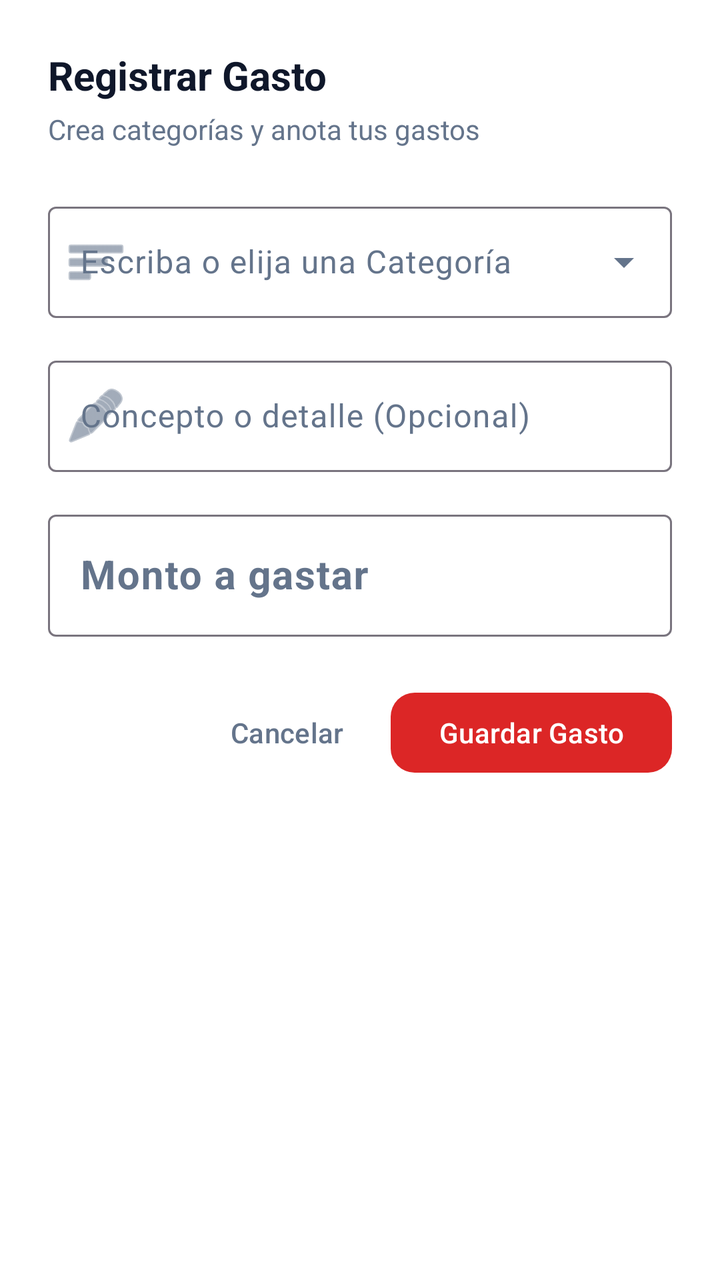
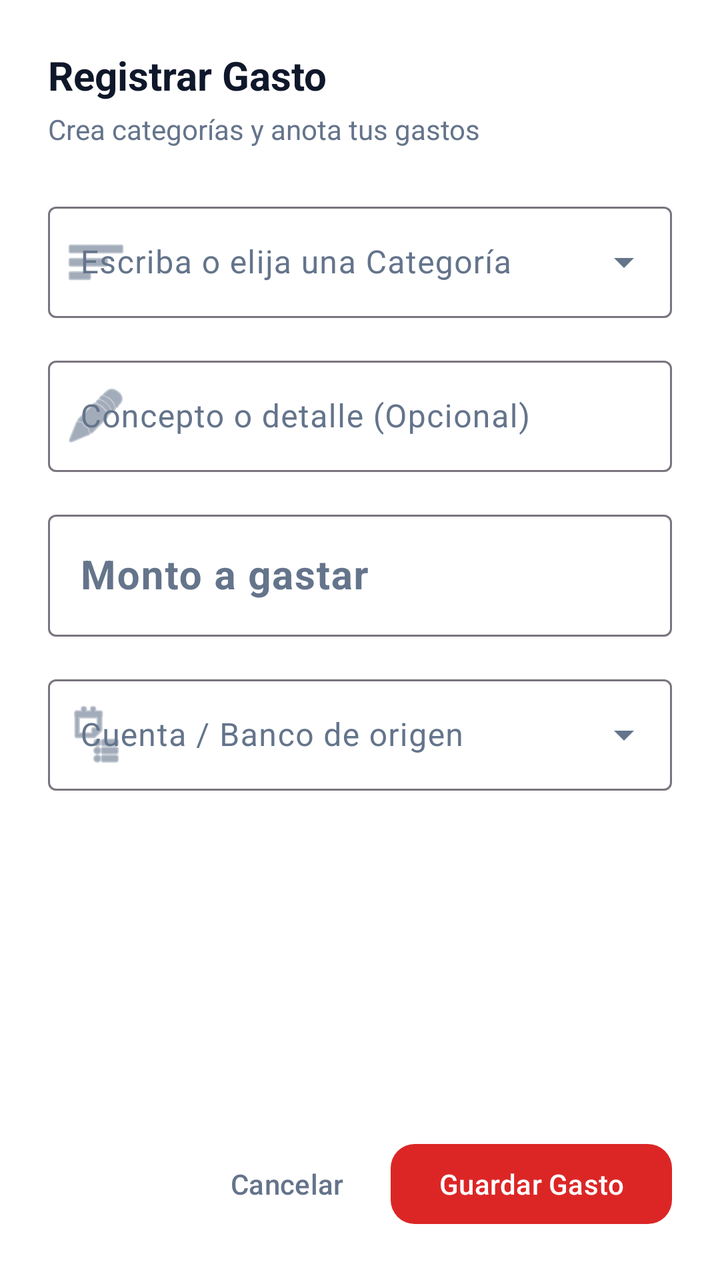

The first picture is an Android layout as it rendered before a commit; the second is the same layout after the commit. The layout source and the unified diff follow.
<!-- AndroidManifest.xml: application theme Theme.Gomezmart -->
<!-- res/layout/dialog_add_loan_expense.xml -->
<?xml version="1.0" encoding="utf-8"?>
<LinearLayout xmlns:android="http://schemas.android.com/apk/res/android"
    xmlns:app="http://schemas.android.com/apk/res-auto"
    android:layout_width="match_parent"
    android:layout_height="wrap_content"
    android:orientation="vertical"
    android:padding="24dp"
    android:background="?attr/colorSurfaceContainer">

    <TextView
        android:layout_width="wrap_content"
        android:layout_height="wrap_content"
        android:text="Registrar Gasto"
        android:textSize="20sp"
        android:textStyle="bold"
        android:textColor="?attr/colorOnSurface" />

    <TextView
        android:layout_width="wrap_content"
        android:layout_height="wrap_content"
        android:text="Crea categorías y anota tus gastos"
        android:textSize="14sp"
        android:textColor="?attr/colorOnSurfaceVariant"
        android:layout_marginTop="4dp" />

    
    <com.google.android.material.textfield.TextInputLayout
        android:id="@+id/layoutCategory"
        style="@style/Widget.Material3.TextInputLayout.OutlinedBox.ExposedDropdownMenu"
        android:layout_width="match_parent"
        android:layout_height="wrap_content"
        android:layout_marginTop="24dp"
        android:hint="Escriba o elija una Categoría"
        app:startIconDrawable="@android:drawable/ic_menu_sort_by_size">

        <com.google.android.material.textfield.MaterialAutoCompleteTextView
            android:id="@+id/autoCompleteCategory"
            android:layout_width="match_parent"
            android:layout_height="wrap_content"
            android:inputType="textCapWords"
            android:completionThreshold="0" />
    </com.google.android.material.textfield.TextInputLayout>

    
    <com.google.android.material.textfield.TextInputLayout
        style="@style/Widget.Material3.TextInputLayout.OutlinedBox"
        android:layout_width="match_parent"
        android:layout_height="wrap_content"
        android:layout_marginTop="16dp"
        android:hint="Concepto o detalle (Opcional)"
        app:startIconDrawable="@android:drawable/ic_menu_edit"
        app:endIconMode="clear_text">

        <com.google.android.material.textfield.TextInputEditText
            android:id="@+id/etExpenseConcept"
            android:layout_width="match_parent"
            android:layout_height="wrap_content"
            android:inputType="textCapSentences" />
    </com.google.android.material.textfield.TextInputLayout>

    
    <com.google.android.material.textfield.TextInputLayout
        style="@style/Widget.Material3.TextInputLayout.OutlinedBox"
        android:layout_width="match_parent"
        android:layout_height="wrap_content"
        android:layout_marginTop="16dp"
        android:hint="Monto a gastar"
        app:prefixText="S/ "
        app:prefixTextColor="?attr/colorPrimary"
        app:endIconMode="clear_text">

        <com.google.android.material.textfield.TextInputEditText
            android:id="@+id/etExpenseAmount"
            android:layout_width="match_parent"
            android:layout_height="wrap_content"
            android:inputType="numberDecimal"
            android:textSize="20sp"
            android:textStyle="bold" />
    </com.google.android.material.textfield.TextInputLayout>

    <LinearLayout
        android:layout_width="match_parent"
        android:layout_height="wrap_content"
        android:orientation="horizontal"
        android:gravity="end"
        android:layout_marginTop="24dp">

        <com.google.android.material.button.MaterialButton
            android:id="@+id/btnCancelExpense"
            style="@style/Widget.Material3.Button.TextButton"
            android:layout_width="wrap_content"
            android:layout_height="wrap_content"
            android:text="Cancelar"
            android:textColor="?attr/colorOnSurfaceVariant" />

        <com.google.android.material.button.MaterialButton
            android:id="@+id/btnSaveExpense"
            android:layout_width="wrap_content"
            android:layout_height="wrap_content"
            android:layout_marginStart="8dp"
            android:text="Guardar Gasto"
            app:cornerRadius="12dp"
            app:backgroundTint="@color/red_600" />
    </LinearLayout>
</LinearLayout>
<!-- resources referenced by this layout -->
<resources>
  <color name="red_600">#DC2626</color>
  <style name="Theme.Gomezmart" parent="Base.Theme.Gomezmart" />
  <style name="Base.Theme.Gomezmart" parent="Theme.Material3.DayNight.NoActionBar">
          <item name="colorPrimary">@color/purple_600</item>
          <item name="colorOnPrimary">@color/white</item>
          <item name="colorSecondary">@color/indigo_500</item>
          <item name="colorSurface">@color/slate_50</item>
          <item name="colorOnSurface">@color/slate_900</item>
          <item name="colorOnSurfaceVariant">@color/slate_500</item>
          <item name="colorSurfaceContainer">@color/white</item>
          <item name="android:windowBackground">@color/slate_50</item>
      </style>
  <color name="purple_600">#7C3AED</color>
  <color name="white">#FFFFFFFF</color>
  <color name="indigo_500">#6366F1</color>
  <color name="slate_50">#F8FAFC</color>
  <color name="slate_900">#0F172A</color>
  <color name="slate_500">#64748B</color>
</resources>

<!-- the commit's change to res/layout/dialog_add_loan_expense.xml (unified diff, before → after) -->
@@ -4,86 +4,124 @@
     android:layout_width="match_parent"
     android:layout_height="wrap_content"
     android:orientation="vertical"
-    android:padding="24dp"
     android:background="?attr/colorSurfaceContainer">
 
-    <TextView
-        android:layout_width="wrap_content"
-        android:layout_height="wrap_content"
-        android:text="Registrar Gasto"
-        android:textSize="20sp"
-        android:textStyle="bold"
-        android:textColor="?attr/colorOnSurface" />
+    <ScrollView
+        android:layout_width="match_parent"
+        android:layout_height="0dp"
+        android:layout_weight="1"
+        android:fillViewport="true">
 
-    <TextView
-        android:layout_width="wrap_content"
-        android:layout_height="wrap_content"
-        android:text="Crea categorías y anota tus gastos"
-        android:textSize="14sp"
-        android:textColor="?attr/colorOnSurfaceVariant"
-        android:layout_marginTop="4dp" />
-
-    
-    <com.google.android.material.textfield.TextInputLayout
-        android:id="@+id/layoutCategory"
-        style="@style/Widget.Material3.TextInputLayout.OutlinedBox.ExposedDropdownMenu"
-        android:layout_width="match_parent"
-        android:layout_height="wrap_content"
-        android:layout_marginTop="24dp"
-        android:hint="Escriba o elija una Categoría"
-        app:startIconDrawable="@android:drawable/ic_menu_sort_by_size">
-
-        <com.google.android.material.textfield.MaterialAutoCompleteTextView
-            android:id="@+id/autoCompleteCategory"
+        <LinearLayout
+            android:id="@+id/layoutExpenseFields"
             android:layout_width="match_parent"
             android:layout_height="wrap_content"
-            android:inputType="textCapWords"
-            android:completionThreshold="0" />
-    </com.google.android.material.textfield.TextInputLayout>
+            android:orientation="vertical"
+            android:padding="24dp">
 
-    
-    <com.google.android.material.textfield.TextInputLayout
-        style="@style/Widget.Material3.TextInputLayout.OutlinedBox"
-        android:layout_width="match_parent"
-        android:layout_height="wrap_content"
-        android:layout_marginTop="16dp"
-        android:hint="Concepto o detalle (Opcional)"
-        app:startIconDrawable="@android:drawable/ic_menu_edit"
-        app:endIconMode="clear_text">
+            <TextView
+                android:layout_width="wrap_content"
+                android:layout_height="wrap_content"
+                android:text="Registrar Gasto"
+                android:textSize="20sp"
+                android:textStyle="bold"
+                android:textColor="?attr/colorOnSurface" />
 
-        <com.google.android.material.textfield.TextInputEditText
-            android:id="@+id/etExpenseConcept"
-            android:layout_width="match_parent"
-            android:layout_height="wrap_content"
-            android:inputType="textCapSentences" />
-    </com.google.android.material.textfield.TextInputLayout>
+            <TextView
+                android:layout_width="wrap_content"
+                android:layout_height="wrap_content"
+                android:text="Crea categorías y anota tus gastos"
+                android:textSize="14sp"
+                android:textColor="?attr/colorOnSurfaceVariant"
+                android:layout_marginTop="4dp" />
 
-    
-    <com.google.android.material.textfield.TextInputLayout
-        style="@style/Widget.Material3.TextInputLayout.OutlinedBox"
-        android:layout_width="match_parent"
-        android:layout_height="wrap_content"
-        android:layout_marginTop="16dp"
-        android:hint="Monto a gastar"
-        app:prefixText="S/ "
-        app:prefixTextColor="?attr/colorPrimary"
-        app:endIconMode="clear_text">
+            
+            <com.google.android.material.textfield.TextInputLayout
+                android:id="@+id/layoutCategory"
+                style="@style/Widget.Material3.TextInputLayout.OutlinedBox.ExposedDropdownMenu"
+                android:layout_width="match_parent"
+                android:layout_height="wrap_content"
+                android:layout_marginTop="24dp"
+                android:hint="Escriba o elija una Categoría"
+                app:startIconDrawable="@android:drawable/ic_menu_sort_by_size">
 
-        <com.google.android.material.textfield.TextInputEditText
-            android:id="@+id/etExpenseAmount"
-            android:layout_width="match_parent"
-            android:layout_height="wrap_content"
-            android:inputType="numberDecimal"
-            android:textSize="20sp"
-            android:textStyle="bold" />
-    </com.google.android.material.textfield.TextInputLayout>
+                <com.google.android.material.textfield.MaterialAutoCompleteTextView
+                    android:id="@+id/autoCompleteCategory"
+                    android:layout_width="match_parent"
+                    android:layout_height="wrap_content"
+                    android:inputType="textCapWords"
+                    android:completionThreshold="0" />
+            </com.google.android.material.textfield.TextInputLayout>
+
+            
+            <com.google.android.material.textfield.TextInputLayout
+                style="@style/Widget.Material3.TextInputLayout.OutlinedBox"
+                android:layout_width="match_parent"
+                android:layout_height="wrap_content"
+                android:layout_marginTop="16dp"
+                android:hint="Concepto o detalle (Opcional)"
+                app:startIconDrawable="@android:drawable/ic_menu_edit"
+                app:endIconMode="clear_text">
+
+                <com.google.android.material.textfield.TextInputEditText
+                    android:id="@+id/etExpenseConcept"
+                    android:layout_width="match_parent"
+                    android:layout_height="wrap_content"
+                    android:inputType="textCapSentences"
+                    android:imeOptions="actionNext"
+                    android:maxLines="1" />
+            </com.google.android.material.textfield.TextInputLayout>
+
+            
+            <com.google.android.material.textfield.TextInputLayout
+                style="@style/Widget.Material3.TextInputLayout.OutlinedBox"
+                android:layout_width="match_parent"
+                android:layout_height="wrap_content"
+                android:layout_marginTop="16dp"
+                android:hint="Monto a gastar"
+                app:prefixText="S/ "
+                app:prefixTextColor="?attr/colorPrimary"
+                app:endIconMode="clear_text">
+
+                <com.google.android.material.textfield.TextInputEditText
+                    android:id="@+id/etExpenseAmount"
+                    android:layout_width="match_parent"
+                    android:layout_height="wrap_content"
+                    android:inputType="numberDecimal"
+                    android:imeOptions="actionDone"
+                    android:maxLines="1"
+                    android:textSize="20sp"
+                    android:textStyle="bold" />
+            </com.google.android.material.textfield.TextInputLayout>
+
+            
+            <com.google.android.material.textfield.TextInputLayout
+                style="@style/Widget.Material3.TextInputLayout.OutlinedBox.ExposedDropdownMenu"
+                android:layout_width="match_parent"
+                android:layout_height="wrap_content"
+                android:layout_marginTop="16dp"
+                android:hint="Cuenta / Banco de origen"
+                app:startIconDrawable="@android:drawable/ic_menu_agenda">
+
+                <com.google.android.material.textfield.MaterialAutoCompleteTextView
+                    android:id="@+id/autoCompleteExpenseAccount"
+                    android:layout_width="match_parent"
+                    android:layout_height="wrap_content"
+                    android:inputType="none" />
+            </com.google.android.material.textfield.TextInputLayout>
+
+        </LinearLayout>
+    </ScrollView>
 
     <LinearLayout
         android:layout_width="match_parent"
         android:layout_height="wrap_content"
         android:orientation="horizontal"
         android:gravity="end"
-        android:layout_marginTop="24dp">
+        android:paddingStart="24dp"
+        android:paddingEnd="24dp"
+        android:paddingTop="8dp"
+        android:paddingBottom="24dp">
 
         <com.google.android.material.button.MaterialButton
             android:id="@+id/btnCancelExpense"
